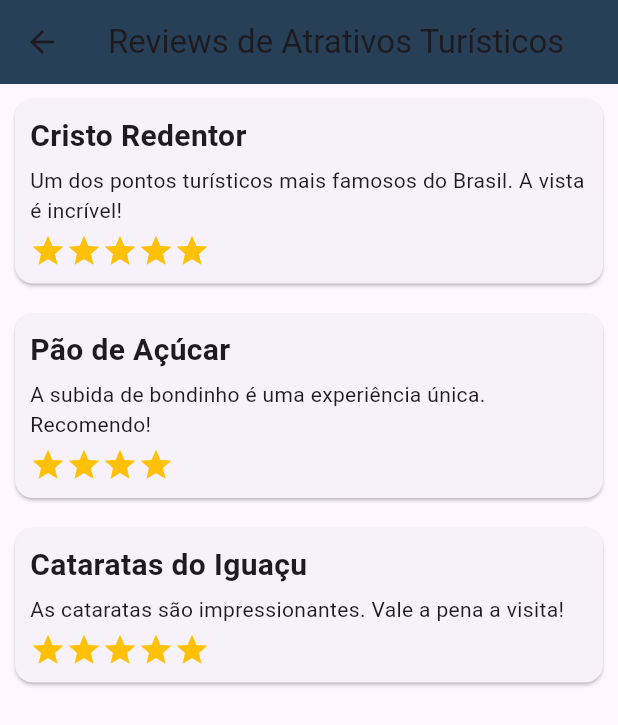
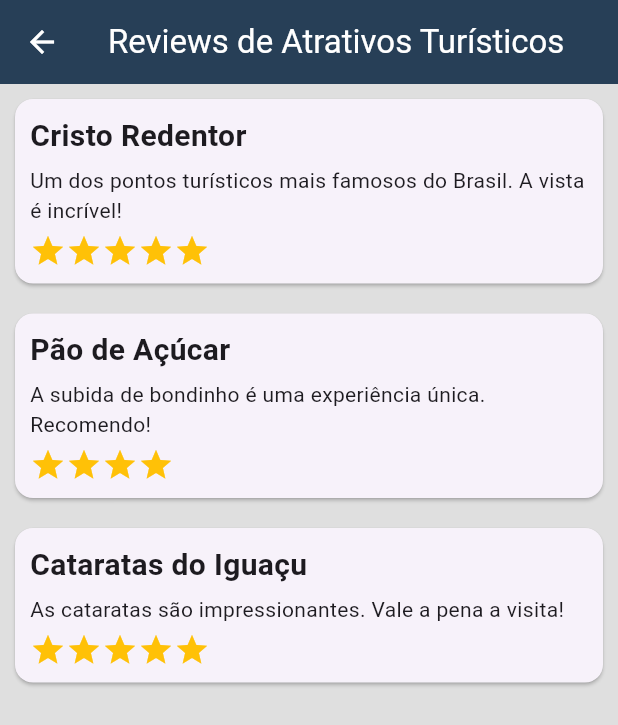
Before and after one commit to postrenan/MyGuide-Front, a Flutter app: the ReviewsPage screen opened directly, on a phone screen of 412 x 824 dp. Shown: the top 725 px of the screen. Run offline on Flutter 3.47's test engine with Material 3 defaults, Android fonts, the phone set to English and light mode, and no system bars; our stand-ins replace flutter_dotenv, flutter_rating_bar, fluttertoast, google_fonts; missing offline and left inert: dart:html; network calls fail.

Commit message:
avaliação com estrelas/mudanças esteticas em links

```diff
--- a/lib/src/features/home/links/reviews.dart
+++ b/lib/src/features/home/links/reviews.dart
@@ -1,4 +1,5 @@
 import 'package:flutter/material.dart';
+import 'package:myguide_app/src/constants/colors.dart';
 
 class ReviewsPage extends StatelessWidget {
   const ReviewsPage({super.key});
@@ -7,9 +8,13 @@ class ReviewsPage extends StatelessWidget {
   Widget build(BuildContext context) {
     return Scaffold(
       appBar: AppBar(
-        title: const Text('Reviews de Atrativos Turísticos'),
-        backgroundColor: const Color(0xFF273F57), // Azul
+        title: const Text('Reviews de Atrativos Turísticos',style: TextStyle(color:Colors.white,),),
+        backgroundColor: const Color(0xFF273F57),
+        iconTheme: const IconThemeData(
+          color:Colors.white,
+        ), // Azul
       ),
+      backgroundColor: thirdColor,
       body: ListView(
         children: [
           _buildReviewCard(
--- a/pubspec.yaml
+++ b/pubspec.yaml
@@ -19,6 +19,7 @@ dependencies:
   file_picker: ^5.0.1
   intl: ^0.18.0
   fluttertoast: ^8.2.8
+  flutter_rating_bar: ^4.0.0
 
 dev_dependencies:
   flutter_test:
```
Also changed, not shown: lib/src/features/home/links/bestshops.dart (+7 -2 lines), lib/src/features/home/links/favorites.dart (+7 -2 lines), lib/src/features/home/links/reviews/review.dart (+39 -11 lines), lib/src/features/authentication/login_page.dart (line endings or trailing spaces), pubspec.lock.
